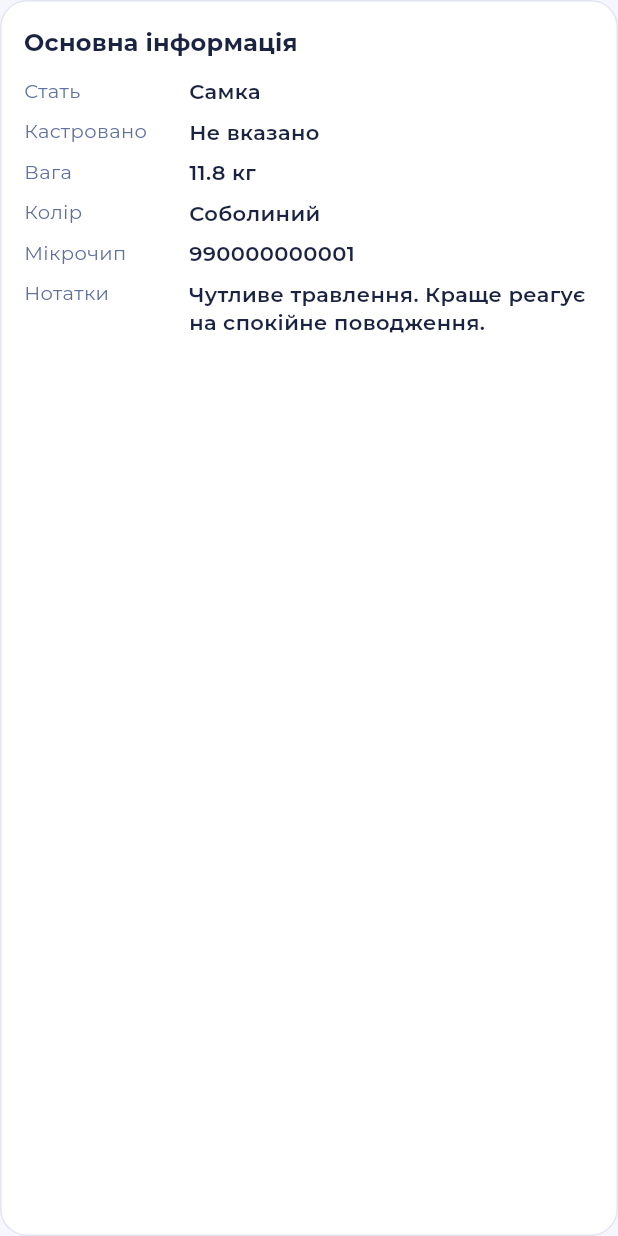
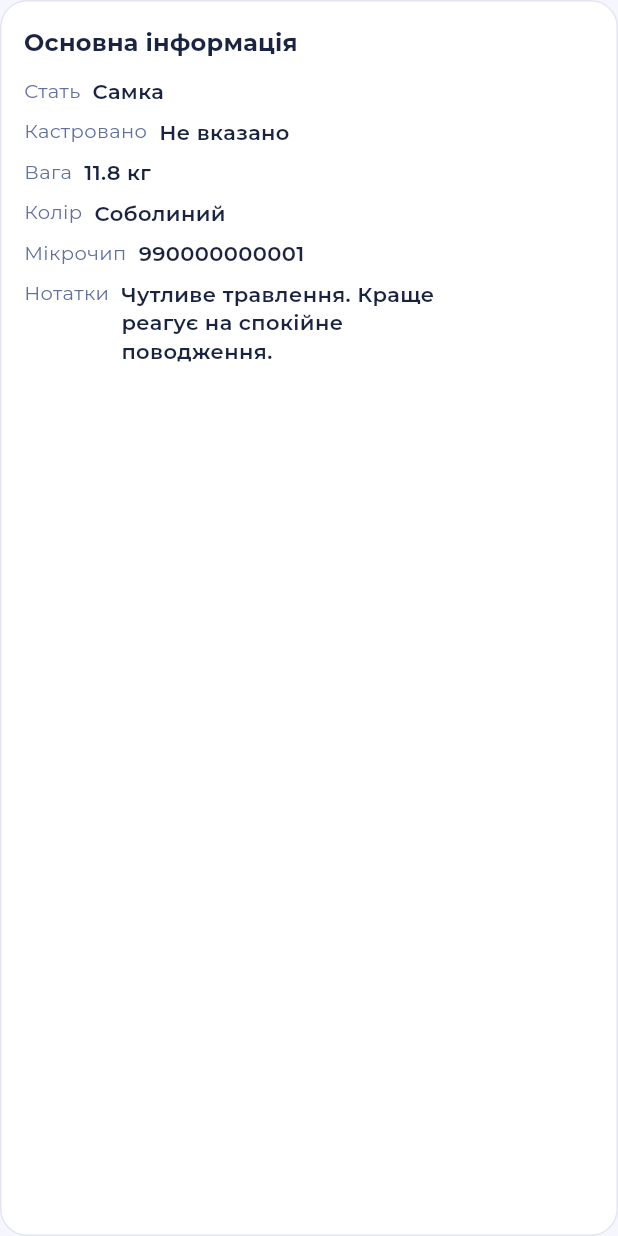
Before and after one commit to slikrapstelimrec123/Veterinary-apps, a Flutter app: the _DetailSection widget shown alone on an empty page, opened directly with sample values from the repository, on a phone screen of 412 x 824 dp. Run offline on Flutter 3.47's test engine with Material 3 defaults, Android fonts, the phone set to English and light mode, and no system bars; our stand-ins replace flutter_svg, google_fonts, image_picker, qr_flutter, supabase_flutter; accounts and stored records are empty.

Commit message:
feat: improve responsive layout for different screen sizes
- Add maxWidth: 600 constraint in AppScaffold for tablet support
- Replace fixed-width label columns with Flexible widgets to prevent
  text overflow on small screens

Co-Authored-By: Claude Sonnet 4.6 <noreply@anthropic.com>
Claude-Session: https://claude.ai/code/session_012tKS7CYnWNkdNpm53D5tRE

```diff
--- a/apps/mobile/lib/features/pets/screens/pet_profile_screen.dart
+++ b/apps/mobile/lib/features/pets/screens/pet_profile_screen.dart
@@ -280,11 +280,15 @@ class _DetailSectionState extends State<_DetailSection> {
                 child: Row(
                   crossAxisAlignment: CrossAxisAlignment.start,
                   children: [
-                    SizedBox(
-                      width: 110,
+                    Flexible(
+                      flex: 2,
                       child: Text(item.$1, style: const TextStyle(color: AppTheme.textSecondary, fontSize: 13)),
                     ),
-                    Expanded(child: Text(item.$2, style: const TextStyle(fontWeight: FontWeight.w600))),
+                    const SizedBox(width: 8),
+                    Flexible(
+                      flex: 3,
+                      child: Text(item.$2, style: const TextStyle(fontWeight: FontWeight.w600)),
+                    ),
                   ],
                 ),
               ),
--- a/apps/mobile/lib/shared/widgets/app_scaffold.dart
+++ b/apps/mobile/lib/shared/widgets/app_scaffold.dart
@@ -29,6 +29,9 @@ class AppScaffold extends StatelessWidget {
     return Scaffold(
       appBar: AppBar(title: Text(title), actions: allActions.isEmpty ? null : allActions),
       body: SafeArea(
+        child: Center(
+          child: ConstrainedBox(
+            constraints: const BoxConstraints(maxWidth: 600),
             child: ListView(
               padding: const EdgeInsets.all(20),
               children: [
@@ -38,6 +41,8 @@ class AppScaffold extends StatelessWidget {
                 ],
                 ...children,
               ],
+            ),
+          ),
         ),
       ),
     );
```
Also changed, not shown: apps/mobile/lib/features/passport/screens/pet_passport_screen.dart (+7 -3 lines). Lines whose indentation alone changed are shown as unchanged.
